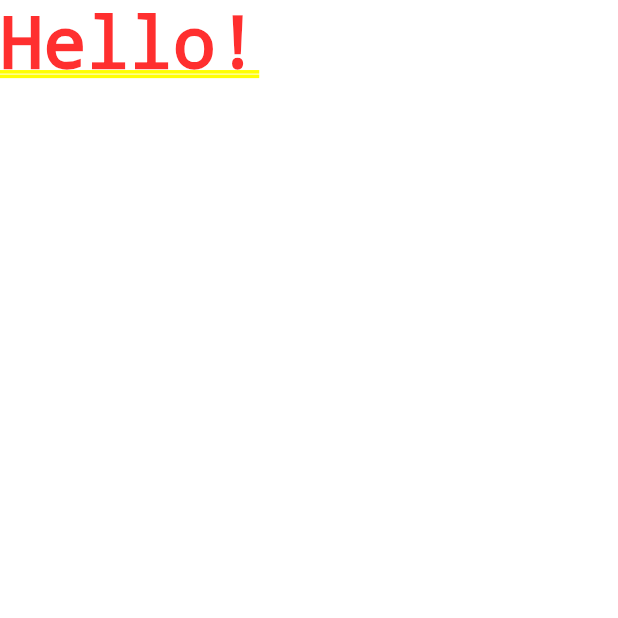
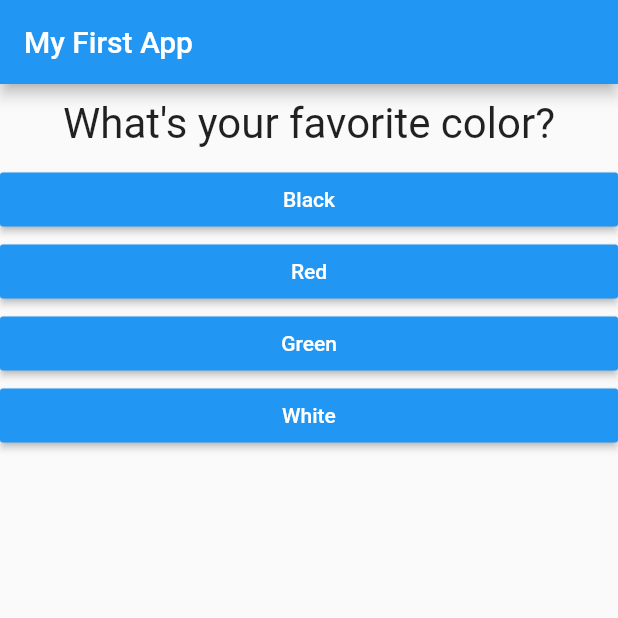
Before and after one commit to saeem92/Newsmeister-App-Flutter, a Flutter app: the screen it shows after launch, on a phone screen of 412 x 824 dp, the top half of it. Run offline on Flutter 3.47's test engine with Material 2 defaults, Android fonts, the phone set to English and light mode, and no system bars.

Commit message:
Complete App

```diff
--- /dev/null
+++ b/lib/answer.dart
@@ -0,0 +1,21 @@
+import 'package:flutter/material.dart';
+
+class Answer extends StatelessWidget {
+  final Function selectHandler;
+  final String answerText;
+
+  Answer(this.selectHandler, this.answerText);
+
+  @override
+  Widget build(BuildContext context) {
+    return Container(
+      width: double.infinity,
+      child: RaisedButton(
+        color: Colors.blue,
+        textColor: Colors.white,
+        child: Text(answerText),
+        onPressed: selectHandler,
+      ),
+    );
+  }
+}
--- a/lib/main.dart
+++ b/lib/main.dart
@@ -1,13 +1,99 @@
-import 'package:flutter/material.dart'; // This tells dart that we want some functinality which is not in this file but is in some other file.
+import 'package:flutter/material.dart';
 
-void main() {
-  runApp(MyApp()); // It runs the app.
+import './quiz.dart';
+import './result.dart';
+// void main() {
+//   runApp(MyApp());
+// }
+
+void main() => runApp(MyApp());
+
+class MyApp extends StatefulWidget {
+  @override
+  State<StatefulWidget> createState() {
+    // TODO: implement createState
+    return _MyAppState();
+  }
 }
 
-class MyApp extends StatelessWidget {
+class _MyAppState extends State<MyApp> {
+  final _questions = const [
+    {
+      'questionText': 'What\'s your favorite color?',
+      'answers': [
+        {'text': 'Black', 'score': 10},
+        {'text': 'Red', 'score': 5},
+        {'text': 'Green', 'score': 3},
+        {'text': 'White', 'score': 1},
+      ],
+    },
+    {
+      'questionText': 'What\'s your favorite animal?',
+      'answers': [
+        {'text': 'Rabbit', 'score': 3},
+        {'text': 'Snake', 'score': 11},
+        {'text': 'Elephant', 'score': 5},
+        {'text': 'Lion', 'score': 9},
+      ],
+    },
+    {
+      'questionText': 'Who\'s your favorite instructor?',
+      'answers': [
+        {'text': 'Max', 'score': 1},
+        {'text': 'Max', 'score': 1},
+        {'text': 'Max', 'score': 1},
+        {'text': 'Max', 'score': 1},
+      ],
+    },
+  ];
+  var _questionIndex = 0;
+  var _totalScore = 0;
+
+  void _resetQuiz() {
+    setState(() {
+      _questionIndex = 0;
+      _totalScore = 0;
+    });
+  }
+
+  void _answerQuestion(int score) {
+    // var aBool = true;
+    // aBool = false;
+
+    _totalScore += score;
+
+    setState(() {
+      _questionIndex = _questionIndex + 1;
+    });
+    print(_questionIndex);
+    if (_questionIndex < _questions.length) {
+      print('We have more questions!');
+    } else {
+      print('No more questions!');
+    }
+  }
+
+  @override
   Widget build(BuildContext context) {
-    // This is a function
+    // var dummy = const ['Hello'];
+    // dummy.add('Max');
+    // print(dummy);
+    // dummy = [];
+    // questions = []; // does not work if questions is a const
+
     return MaterialApp(
-      home: Text('Hello!'),);
+      home: Scaffold(
+        appBar: AppBar(
+          title: Text('My First App'),
+        ),
+        body: _questionIndex < _questions.length
+            ? Quiz(
+                answerQuestion: _answerQuestion,
+                questionIndex: _questionIndex,
+                questions: _questions,
+              )
+            : Result(_totalScore, _resetQuiz),
+      ),
+    );
   }
-} // This now turns our class into a class which can be used as a widget by flutter.
+}
--- /dev/null
+++ b/lib/question.dart
@@ -0,0 +1,20 @@
+import 'package:flutter/material.dart';
+
+class Question extends StatelessWidget {
+  final String questionText;
+
+  Question(this.questionText);
+
+  @override
+  Widget build(BuildContext context) {
+    return Container(
+      width: double.infinity,
+      margin: EdgeInsets.all(10),
+      child: Text(
+        questionText,
+        style: TextStyle(fontSize: 28),
+        textAlign: TextAlign.center,
+      ),
+    );
+  }
+}
--- /dev/null
+++ b/lib/quiz.dart
@@ -0,0 +1,30 @@
+import 'package:flutter/material.dart';
+
+import './question.dart';
+import './answer.dart';
+
+class Quiz extends StatelessWidget {
+  final List<Map<String, Object>> questions;
+  final int questionIndex;
+  final Function answerQuestion;
+
+  Quiz({
+    @required this.questions,
+    @required this.answerQuestion,
+    @required this.questionIndex,
+  });
+
+  @override
+  Widget build(BuildContext context) {
+    return Column(
+      children: [
+        Question(
+          questions[questionIndex]['questionText'],
+        ),
+        ...(questions[questionIndex]['answers'] as List<Map<String, Object>>).map((answer) {
+          return Answer(() => answerQuestion(answer['score']), answer['text']);
+        }).toList()
+      ],
+    );
+  }
+}
```
Also changed, not shown: lib/result.dart (added, +44 -0 lines).
